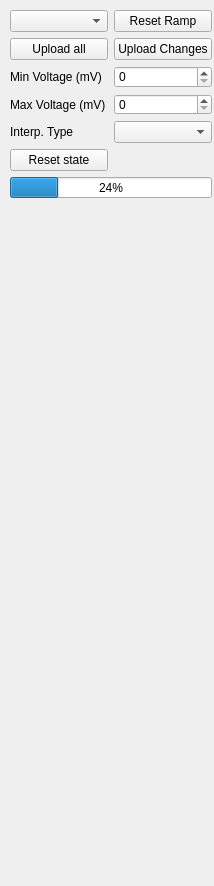
Old version of the form ui/Shaper.ui in the repository shreyaspotnis/barriershaper.
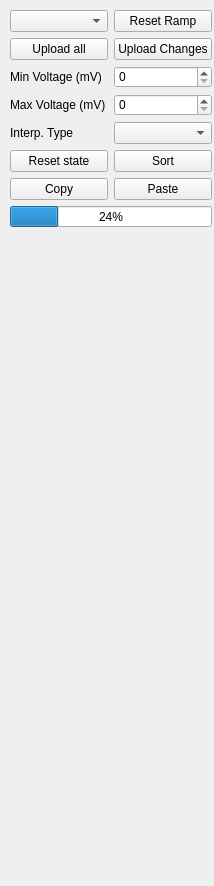
New version of the form.

```diff
--- a/ui/Shaper.ui
+++ b/ui/Shaper.ui
@@ -17,9 +17,9 @@
    <property name="geometry">
     <rect>
      <x>10</x>
-     <y>210</y>
+     <y>240</y>
      <width>160</width>
-     <height>641</height>
+     <height>631</height>
     </rect>
    </property>
    <layout class="QVBoxLayout" name="spinBoxLayout">
@@ -34,10 +34,24 @@
      <x>10</x>
      <y>10</y>
      <width>202</width>
-     <height>188</height>
+     <height>217</height>
     </rect>
    </property>
    <layout class="QGridLayout" name="gridLayout">
+    <item row="5" column="1">
+     <widget class="QPushButton" name="sortButton">
+      <property name="text">
+       <string>Sort</string>
+      </property>
+     </widget>
+    </item>
+    <item row="5" column="0">
+     <widget class="QPushButton" name="resetStateButton">
+      <property name="text">
+       <string>Reset state</string>
+      </property>
+     </widget>
+    </item>
     <item row="3" column="1">
      <widget class="QSpinBox" name="maxVoltageSpinBox">
       <property name="maximum">
@@ -83,7 +97,7 @@
       </property>
      </widget>
     </item>
-    <item row="6" column="0" colspan="2">
+    <item row="7" column="0" colspan="2">
      <widget class="QProgressBar" name="progressBar">
       <property name="value">
        <number>24</number>
@@ -107,10 +121,17 @@
       </property>
      </widget>
     </item>
-    <item row="5" column="0">
-     <widget class="QPushButton" name="resetStateButton">
+    <item row="6" column="0">
+     <widget class="QPushButton" name="copyButton">
       <property name="text">
-       <string>Reset state</string>
+       <string>Copy</string>
+      </property>
+     </widget>
+    </item>
+    <item row="6" column="1">
+     <widget class="QPushButton" name="pasteButton">
+      <property name="text">
+       <string>Paste</string>
       </property>
      </widget>
     </item>
```
Left out of the diff: 51 changed lines with no effect on the pictures.
